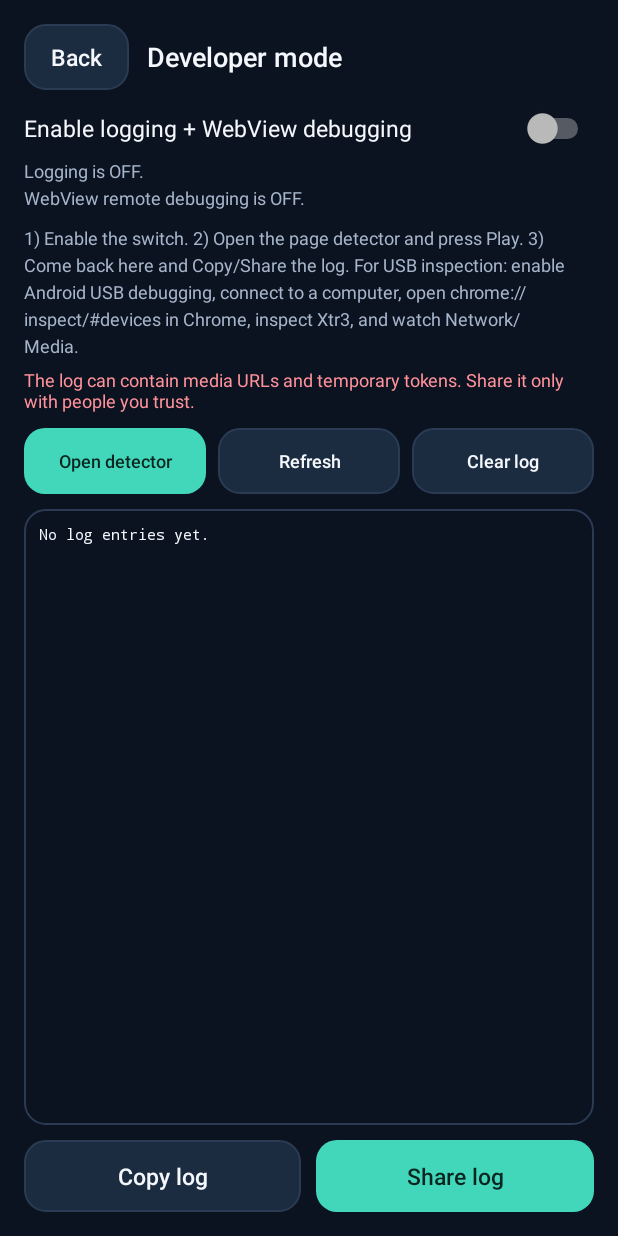
After one commit to moeunzinkh-debug/Build-Apk, an Android app: the DeveloperActivity screen opened directly, with no data from a screen before it, on a phone screen of 412 x 824 dp. The commit adds this screen. Run offline under Robolectric (Android 15) with nearby library versions, the phone set to English and light mode, and no system bars.

Commit message:
Add developer diagnostics for missed video detection
- Opt-in developer log for WebView requests, console, detector traces, and media hits
- Developer screen with copy/share log and chrome://inspect remote debugging toggle
- Broader media URL hints for query-string HLS and video-element sources
- Update example URL to 35835513 and bump Xtr3 to 1.1.0

Co-authored-by: arena-agent <297053741+arena-agent@users.noreply.github.com>

```diff
--- a/app/build.gradle
+++ b/app/build.gradle
@@ -10,8 +10,8 @@ android {
         applicationId 'com.xtr3.downloader'
         minSdk 29
         targetSdk 35
-        versionCode 1
-        versionName '1.0.0'
+        versionCode 2
+        versionName '1.1.0'
         resourceConfigurations += ['en', 'km']
     }
 
--- a/app/src/main/AndroidManifest.xml
+++ b/app/src/main/AndroidManifest.xml
@@ -16,6 +16,10 @@
         android:theme="@style/Theme.Xtr3">
         <activity
             android:name=".BrowserActivity"
+            android:exported="false"
+            android:configChanges="orientation|screenSize|keyboardHidden" />
+        <activity
+            android:name=".DeveloperActivity"
             android:exported="false"
             android:configChanges="orientation|screenSize|keyboardHidden" />
         <activity
--- /dev/null
+++ b/app/src/main/java/com/xtr3/downloader/DeveloperActivity.java
@@ -0,0 +1,82 @@
+package com.xtr3.downloader;
+
+import android.app.Activity;
+import android.content.Intent;
+import android.os.Bundle;
+import android.os.Handler;
+import android.os.Looper;
+import android.text.method.ScrollingMovementMethod;
+import android.view.View;
+import android.widget.Button;
+import android.widget.ScrollView;
+import android.widget.Switch;
+import android.widget.TextView;
+
+/** Shows why media was or was not detected, and enables chrome://inspect for debug builds. */
+public final class DeveloperActivity extends Activity {
+    private final Handler main = new Handler(Looper.getMainLooper());
+    private TextView logView, statusView;
+    private ScrollView scroll;
+    private Switch toggle;
+    private String url;
+    private final Runnable refresh = new Runnable() {
+        @Override public void run() { renderLog(); main.postDelayed(this, 1000); }
+    };
+
+    @Override protected void onCreate(Bundle savedInstanceState) {
+        super.onCreate(savedInstanceState);
+        setContentView(R.layout.activity_developer);
+        Ui.insets(this, findViewById(R.id.developer_root));
+        Diagnostics.init(this);
+        url = getIntent().getStringExtra("url");
+        toggle = findViewById(R.id.developer_switch);
+        statusView = findViewById(R.id.developer_status);
+        logView = findViewById(R.id.developer_log);
+        scroll = findViewById(R.id.developer_scroll);
+        logView.setMovementMethod(new ScrollingMovementMethod());
+        toggle.setChecked(Diagnostics.isEnabled(this));
+        toggle.setOnCheckedChangeListener((button, checked) -> {
+            Diagnostics.setEnabled(this, checked);
+            updateStatus();
+            if (checked) Ui.toast(this, R.string.developer_enabled_toast);
+        });
+        findViewById(R.id.developer_back).setOnClickListener(v -> finish());
+        findViewById(R.id.developer_open).setOnClickListener(v -> openDetector());
+        findViewById(R.id.developer_refresh).setOnClickListener(v -> renderLog());
+        findViewById(R.id.developer_clear).setOnClickListener(v -> { Diagnostics.clear(); renderLog(); });
+        findViewById(R.id.developer_copy).setOnClickListener(v -> {
+            Diagnostics.copy(this); Ui.toast(this, R.string.developer_copied);
+        });
+        findViewById(R.id.developer_share).setOnClickListener(v -> {
+            if (Diagnostics.count() == 0) { Ui.toast(this, R.string.developer_empty); return; }
+            Diagnostics.share(this);
+        });
+        updateStatus();
+        renderLog();
+    }
+
+    private void openDetector() {
+        if (url == null || url.trim().isEmpty()) { Ui.toast(this, R.string.url_invalid); return; }
+        try { url = LinkParser.normalize(url); }
+        catch (IllegalArgumentException e) { Ui.toast(this, R.string.url_invalid); return; }
+        Diagnostics.log("DEV", "Open detector from developer screen: " + url);
+        startActivity(new Intent(this, BrowserActivity.class).putExtra("url", url));
+    }
+
+    private void updateStatus() {
+        boolean on = Diagnostics.isEnabled(this);
+        boolean remote = Diagnostics.remoteDebuggingActive(this);
+        statusView.setText(getString(on ? R.string.developer_status_on : R.string.developer_status_off)
+                + "\n" + getString(remote ? R.string.developer_remote_on : R.string.developer_remote_off));
+    }
+
+    private void renderLog() {
+        String text = Diagnostics.text();
+        logView.setText(text.isEmpty() ? getString(R.string.developer_empty) : text);
+        scroll.post(() -> scroll.fullScroll(View.FOCUS_DOWN));
+    }
+
+    @Override protected void onResume() { super.onResume(); main.postDelayed(refresh, 500); }
+    @Override protected void onPause() { main.removeCallbacks(refresh); super.onPause(); }
+    @Override protected void onDestroy() { main.removeCallbacksAndMessages(null); super.onDestroy(); }
+}
--- /dev/null
+++ b/app/src/main/java/com/xtr3/downloader/Diagnostics.java
@@ -0,0 +1,96 @@
+package com.xtr3.downloader;
+
+import android.content.ClipData;
+import android.content.ClipboardManager;
+import android.content.Context;
+import android.content.Intent;
+import android.content.SharedPreferences;
+import android.content.pm.ApplicationInfo;
+import android.webkit.WebView;
+import java.text.SimpleDateFormat;
+import java.util.ArrayDeque;
+import java.util.Date;
+import java.util.Locale;
+
+/** Opt-in developer log. It never logs Cookie/Authorization header values. */
+public final class Diagnostics {
+    private static final int MAX_ENTRIES = 900;
+    private static final int MAX_ENTRY_LENGTH = 1400;
+    private static final ArrayDeque<String> ENTRIES = new ArrayDeque<>();
+    private static final SimpleDateFormat TIME = new SimpleDateFormat("HH:mm:ss.SSS", Locale.US);
+    private static volatile boolean enabled;
+    private static volatile boolean loaded;
+
+    private Diagnostics() { }
+
+    public static synchronized void init(Context context) {
+        enabled = prefs(context).getBoolean("developerMode", false);
+        loaded = true;
+        applyWebViewDebugging(context);
+    }
+
+    public static boolean isEnabled(Context context) {
+        if (!loaded) init(context);
+        return enabled;
+    }
+
+    public static synchronized void setEnabled(Context context, boolean value) {
+        prefs(context).edit().putBoolean("developerMode", value).apply();
+        enabled = value;
+        loaded = true;
+        applyWebViewDebugging(context);
+        log("DEV", value ? "Developer logging enabled" : "Developer logging disabled");
+    }
+
+    public static void applyWebViewDebugging(Context context) {
+        boolean debuggable = (context.getApplicationInfo().flags & ApplicationInfo.FLAG_DEBUGGABLE) != 0;
+        WebView.setWebContentsDebuggingEnabled(debuggable && isEnabled(context));
+    }
+
+    public static boolean remoteDebuggingActive(Context context) {
+        boolean debuggable = (context.getApplicationInfo().flags & ApplicationInfo.FLAG_DEBUGGABLE) != 0;
+        return debuggable && isEnabled(context);
+    }
+
+    public static void log(String tag, String message) {
+        if (!enabled || message == null) return;
+        String clean = message.replace('\n', ' ').replace('\r', ' ').trim();
+        if (clean.length() > MAX_ENTRY_LENGTH) clean = clean.substring(0, MAX_ENTRY_LENGTH) + "…";
+        String line;
+        synchronized (TIME) { line = TIME.format(new Date()); }
+        line += " [" + tag + "] " + clean;
+        synchronized (ENTRIES) {
+            ENTRIES.addLast(line);
+            while (ENTRIES.size() > MAX_ENTRIES) ENTRIES.removeFirst();
+        }
+    }
+
+    public static String text() {
+        synchronized (ENTRIES) {
+            if (ENTRIES.isEmpty()) return "";
+            StringBuilder out = new StringBuilder();
+            for (String line : ENTRIES) out.append(line).append('\n');
+            return out.toString();
+        }
+    }
+
+    public static int count() { synchronized (ENTRIES) { return ENTRIES.size(); } }
+    public static void clear() { synchronized (ENTRIES) { ENTRIES.clear(); } }
+
+    public static void copy(Context context) {
+        ClipboardManager clipboard = context.getSystemService(ClipboardManager.class);
+        clipboard.setPrimaryClip(ClipData.newPlainText("Xtr3 developer log", text()));
+    }
+
+    public static void share(Context context) {
+        Intent send = new Intent(Intent.ACTION_SEND);
+        send.setType("text/plain");
+        send.putExtra(Intent.EXTRA_SUBJECT, "Xtr3 developer log");
+        send.putExtra(Intent.EXTRA_TEXT, text());
+        context.startActivity(Intent.createChooser(send, "Share Xtr3 log"));
+    }
+
+    private static SharedPreferences prefs(Context context) {
+        return context.getSharedPreferences("developer", Context.MODE_PRIVATE);
+    }
+}
--- a/app/src/main/java/com/xtr3/downloader/MainActivity.java
+++ b/app/src/main/java/com/xtr3/downloader/MainActivity.java
@@ -54,6 +54,7 @@ public final class MainActivity extends Activity {
         super.onCreate(savedInstanceState);
         setContentView(R.layout.activity_main);
         Ui.insets(this, findViewById(R.id.root_scroll));
+        Diagnostics.init(this);
         input = findViewById(R.id.url_input);
         status = findViewById(R.id.status_text);
         analysisProgress = findViewById(R.id.analysis_progress);
@@ -76,6 +77,8 @@ public final class MainActivity extends Activity {
         libraryTab.setOnClickListener(v -> showTab(false));
         analyzeButton.setOnClickListener(v -> { if (busy) cancelAnalysis(); else analyze(); });
         findViewById(R.id.browser_button).setOnClickListener(v -> openBrowser());
+        findViewById(R.id.developer_button).setOnClickListener(v ->
+                startActivity(new Intent(this, DeveloperActivity.class).putExtra("url", input.getText().toString())));
         findViewById(R.id.clear_button).setOnClickListener(v -> {
             cancelAnalysis(); input.setText(""); results.removeAllViews(); status.setText(R.string.ready);
         });
--- a/app/src/main/res/layout/activity_browser.xml
+++ b/app/src/main/res/layout/activity_browser.xml
@@ -18,8 +18,9 @@
         <TextView android:id="@+id/browser_status" android:layout_width="match_parent" android:layout_height="wrap_content"
             android:text="@string/browser_none" style="@style/Text.Xtr3.Body" android:accessibilityLiveRegion="polite" />
         <LinearLayout android:layout_width="match_parent" android:layout_height="wrap_content" android:orientation="horizontal" android:layout_marginTop="10dp">
-            <Button android:id="@+id/browser_scan" style="@style/Widget.Xtr3.Button.Secondary" android:layout_width="0dp" android:layout_weight="1" android:layout_height="wrap_content" android:text="@string/browser_scan" />
-            <Button android:id="@+id/browser_use" style="@style/Widget.Xtr3.Button" android:layout_width="0dp" android:layout_weight="1" android:layout_height="wrap_content" android:layout_marginStart="10dp" android:text="@string/browser_use" android:enabled="false" />
+            <Button android:id="@+id/browser_scan" style="@style/Widget.Xtr3.Button.Secondary" android:layout_width="0dp" android:layout_weight="1" android:layout_height="wrap_content" android:text="@string/browser_scan" android:textSize="12sp" />
+            <Button android:id="@+id/browser_log" style="@style/Widget.Xtr3.Button.Secondary" android:layout_width="0dp" android:layout_weight="1" android:layout_height="wrap_content" android:layout_marginStart="8dp" android:text="@string/browser_log" android:textSize="12sp" android:visibility="gone" />
+            <Button android:id="@+id/browser_use" style="@style/Widget.Xtr3.Button" android:layout_width="0dp" android:layout_weight="1" android:layout_height="wrap_content" android:layout_marginStart="8dp" android:text="@string/browser_use" android:textSize="12sp" android:enabled="false" />
         </LinearLayout>
     </LinearLayout>
 </LinearLayout>
--- /dev/null
+++ b/app/src/main/res/layout/activity_developer.xml
@@ -0,0 +1,33 @@
+<?xml version="1.0" encoding="utf-8"?>
+<LinearLayout xmlns:android="http://schemas.android.com/apk/res/android"
+    android:id="@+id/developer_root" android:layout_width="match_parent" android:layout_height="match_parent"
+    android:orientation="vertical" android:background="@color/background" android:padding="16dp">
+    <LinearLayout android:layout_width="match_parent" android:layout_height="wrap_content" android:orientation="horizontal" android:gravity="center_vertical">
+        <Button android:id="@+id/developer_back" style="@style/Widget.Xtr3.Button.Secondary" android:layout_width="wrap_content" android:layout_height="44dp" android:minWidth="70dp" android:text="@string/browser_back" />
+        <TextView android:layout_width="0dp" android:layout_weight="1" android:layout_height="wrap_content" android:layout_marginStart="12dp"
+            android:text="@string/developer_title" style="@style/Text.Xtr3.Title" />
+    </LinearLayout>
+    <Switch android:id="@+id/developer_switch" android:layout_width="match_parent" android:layout_height="wrap_content"
+        android:layout_marginTop="12dp" android:text="@string/developer_switch" android:textColor="@color/text" android:textSize="15sp" />
+    <TextView android:id="@+id/developer_status" android:layout_width="match_parent" android:layout_height="wrap_content"
+        android:layout_marginTop="6dp" style="@style/Text.Xtr3.Body" android:textSize="12sp" />
+    <TextView android:layout_width="match_parent" android:layout_height="wrap_content" android:layout_marginTop="10dp"
+        android:text="@string/developer_instructions" style="@style/Text.Xtr3.Body" android:textSize="12sp" />
+    <TextView android:layout_width="match_parent" android:layout_height="wrap_content" android:layout_marginTop="6dp"
+        android:text="@string/developer_privacy" android:textColor="@color/danger" android:textSize="12sp" />
+    <LinearLayout android:layout_width="match_parent" android:layout_height="wrap_content" android:orientation="horizontal" android:layout_marginTop="10dp">
+        <Button android:id="@+id/developer_open" style="@style/Widget.Xtr3.Button" android:layout_width="0dp" android:layout_weight="1" android:layout_height="44dp" android:text="@string/developer_open_detector" android:textSize="12sp" />
+        <Button android:id="@+id/developer_refresh" style="@style/Widget.Xtr3.Button.Secondary" android:layout_width="0dp" android:layout_weight="1" android:layout_height="44dp" android:layout_marginStart="8dp" android:text="@string/developer_refresh" android:textSize="12sp" />
+        <Button android:id="@+id/developer_clear" style="@style/Widget.Xtr3.Button.Secondary" android:layout_width="0dp" android:layout_weight="1" android:layout_height="44dp" android:layout_marginStart="8dp" android:text="@string/developer_clear" android:textSize="12sp" />
+    </LinearLayout>
+    <ScrollView android:id="@+id/developer_scroll" android:layout_width="match_parent" android:layout_height="0dp" android:layout_weight="1"
+        android:layout_marginTop="10dp" android:background="@drawable/bg_input" android:padding="10dp" android:fillViewport="true">
+        <TextView android:id="@+id/developer_log" android:layout_width="match_parent" android:layout_height="wrap_content"
+            android:text="@string/developer_empty" android:textColor="@color/text" android:textSize="10sp"
+            android:fontFamily="monospace" android:textIsSelectable="true" />
+    </ScrollView>
+    <LinearLayout android:layout_width="match_parent" android:layout_height="wrap_content" android:orientation="horizontal" android:layout_marginTop="10dp">
+        <Button android:id="@+id/developer_copy" style="@style/Widget.Xtr3.Button.Secondary" android:layout_width="0dp" android:layout_weight="1" android:layout_height="48dp" android:text="@string/developer_copy" />
+        <Button android:id="@+id/developer_share" style="@style/Widget.Xtr3.Button" android:layout_width="0dp" android:layout_weight="1" android:layout_height="48dp" android:layout_marginStart="10dp" android:text="@string/developer_share" />
+    </LinearLayout>
+</LinearLayout>
--- a/app/src/main/res/layout/activity_main.xml
+++ b/app/src/main/res/layout/activity_main.xml
@@ -49,6 +49,7 @@
                 <Button android:id="@+id/example_button" style="@style/Widget.Xtr3.Button.Secondary" android:layout_width="match_parent" android:layout_height="44dp" android:layout_marginTop="8dp" android:text="@string/use_example" android:textSize="13sp" />
                 <Button android:id="@+id/analyze_button" style="@style/Widget.Xtr3.Button" android:layout_width="match_parent" android:layout_height="wrap_content" android:layout_marginTop="14dp" android:text="@string/analyze" />
                 <Button android:id="@+id/browser_button" style="@style/Widget.Xtr3.Button.Secondary" android:layout_width="match_parent" android:layout_height="wrap_content" android:layout_marginTop="10dp" android:text="@string/open_browser" />
+                <Button android:id="@+id/developer_button" style="@style/Widget.Xtr3.Button.Secondary" android:layout_width="match_parent" android:layout_height="wrap_content" android:layout_marginTop="10dp" android:text="@string/developer_options" android:textSize="13sp" />
             </LinearLayout>
             <TextView android:id="@+id/status_text" android:layout_width="match_parent" android:layout_height="wrap_content"
                 android:layout_marginTop="18dp" android:text="@string/ready" style="@style/Text.Xtr3.Body" android:accessibilityLiveRegion="polite" />
--- a/app/src/main/res/values/strings.xml
+++ b/app/src/main/res/values/strings.xml
@@ -1,8 +1,8 @@
 <?xml version="1.0" encoding="utf-8"?>
 <resources>
     <string name="app_name" translatable="false">Xtr3</string>
-    <string name="example_url" translatable="false">https://xstree.com/vplay/35835512.html</string>
-    <string name="version" translatable="false">Xtr3 1.0.0 · Android 10+</string>
+    <string name="example_url" translatable="false">https://xstree.com/vplay/35835513.html</string>
+    <string name="version" translatable="false">Xtr3 1.1.0 · Android 10+</string>
     <string name="tagline">Paste a link. Save the video.</string>
     <string name="tab_new">New download</string>
     <string name="tab_library">My videos</string>
@@ -77,4 +77,22 @@
     <string name="stop_analysis">Cancel check</string>
     <string name="analysis_cancelled">Link check cancelled.</string>
     <string name="browser_login_hint">If the site requires an account, sign in on the page first. Xtr3 does not bypass access controls.</string>
+    <string name="developer_options">Developer options</string>
+    <string name="developer_title">Developer mode</string>
+    <string name="developer_switch">Enable logging + WebView debugging</string>
+    <string name="developer_status_on">Logging is ON.</string>
+    <string name="developer_status_off">Logging is OFF.</string>
+    <string name="developer_remote_on">WebView remote debugging is ON for this debug build. Use chrome://inspect/#devices on a computer.</string>
+    <string name="developer_remote_off">WebView remote debugging is OFF.</string>
+    <string name="developer_instructions">1) Enable the switch. 2) Open the page detector and press Play. 3) Come back here and Copy/Share the log. For USB inspection: enable Android USB debugging, connect to a computer, open chrome://inspect/#devices in Chrome, inspect Xtr3, and watch Network/Media.</string>
+    <string name="developer_privacy">The log can contain media URLs and temporary tokens. Share it only with people you trust.</string>
+    <string name="developer_open_detector">Open detector</string>
+    <string name="developer_refresh">Refresh</string>
+    <string name="developer_clear">Clear log</string>
+    <string name="developer_copy">Copy log</string>
+    <string name="developer_share">Share log</string>
+    <string name="developer_copied">Log copied.</string>
+    <string name="developer_empty">No log entries yet.</string>
+    <string name="developer_enabled_toast">Developer logging enabled.</string>
+    <string name="browser_log">Log</string>
 </resources>
```
Also changed, not shown: app/src/main/java/com/xtr3/downloader/BrowserActivity.java (+71 -17 lines), app/src/main/java/com/xtr3/downloader/LinkParser.java (+20 -1 lines), 5 other files.
